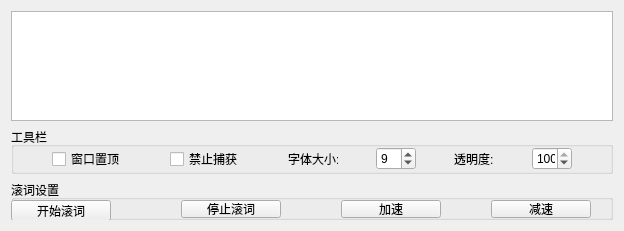
Oliver-Leon/teleprompter, file widget.ui: the form before one commit.
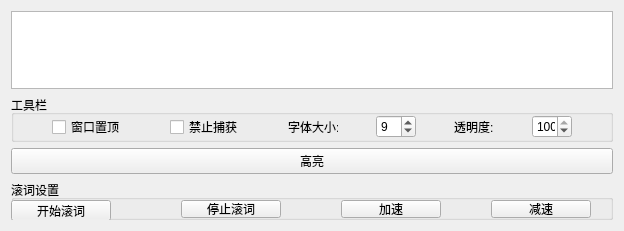
The form after the commit. Custom widgets are drawn as their Qt base class.

Commit message: 文字高亮添加

The edit to the form file:
```diff
--- a/widget.ui
+++ b/widget.ui
@@ -144,6 +144,13 @@
      </layout>
     </widget>
    </item>
+   <item>
+    <widget class="QPushButton" name="pushButton_highlight">
+     <property name="text">
+      <string>高亮</string>
+     </property>
+    </widget>
+   </item>
    <item>
     <widget class="QGroupBox" name="groupBox_2">
      <property name="minimumSize">
```
The commit also changes 12 other files.
